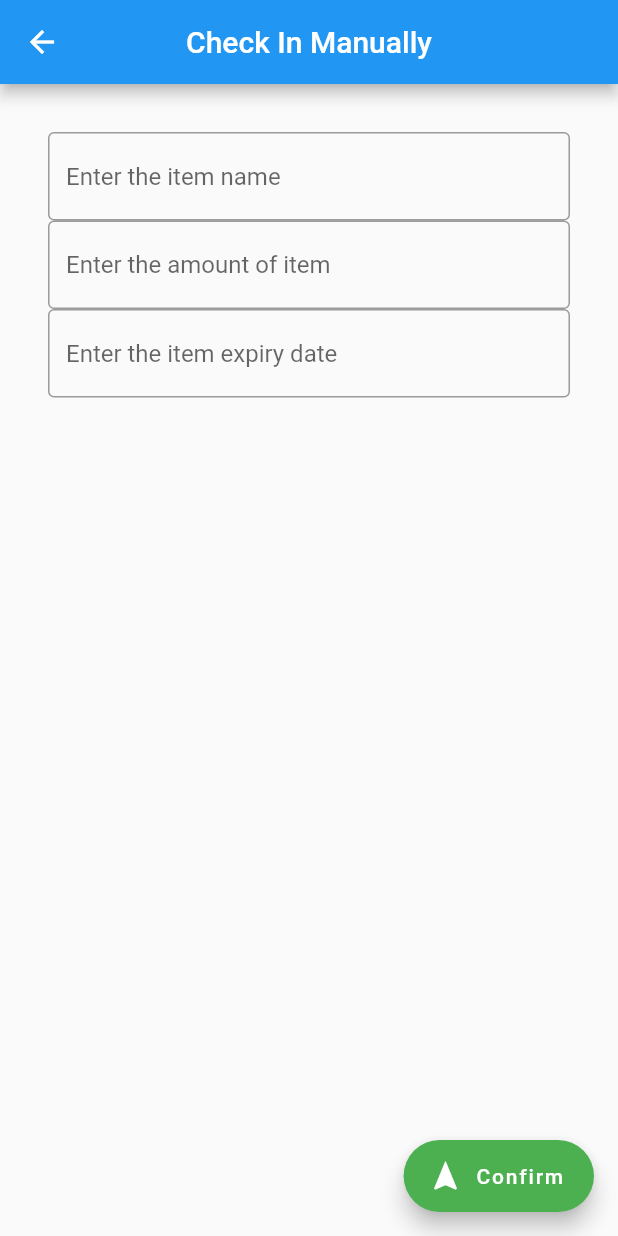
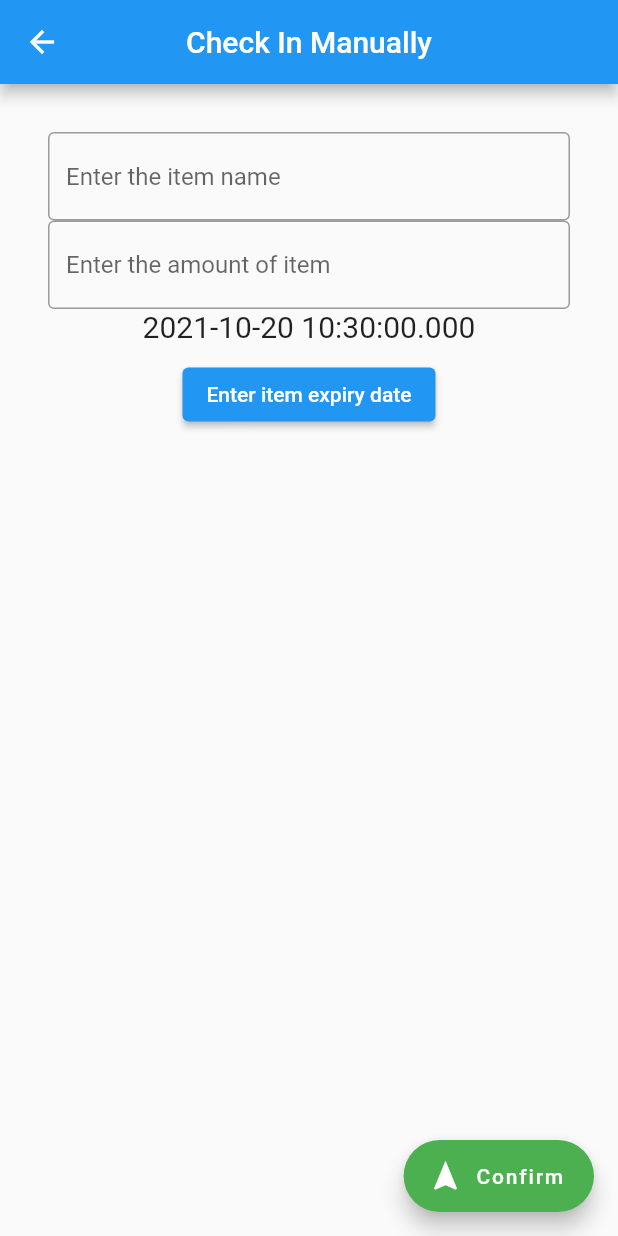
Before and after one commit to JaykingLJK/Smart-Inventory-App, a Flutter app: the CheckInOption screen opened directly, after a tap on "Check In Manually", on a phone screen of 412 x 824 dp. Run offline on Flutter 3.47's test engine with Material 2 defaults, Android fonts, the phone set to English and light mode, and no system bars; drawn by our look-alikes of overlay_support; our stand-ins replace table_calendar; missing offline and left inert: camera_web, dart:html, flutter_barcode_scanner.

Commit message:
checkin manually done

```diff
--- a/lib/page/check_in_manually.dart
+++ b/lib/page/check_in_manually.dart
@@ -1,15 +1,22 @@
 import 'package:flutter/material.dart';
+import 'package:intl/intl.dart';
 import 'package:myapp/api/listing_service.dart';
 import 'package:myapp/model/listing_model.dart';
 import 'package:overlay_support/overlay_support.dart';
 
+class CheckInManually extends StatefulWidget{
 
-class CheckInManually extends StatelessWidget{
+  @override
+  _CheckInManually createState() => _CheckInManually();
+
+}
+class _CheckInManually extends State<CheckInManually>{
 
   final TextEditingController itemController = TextEditingController();
-  final TextEditingController expiryDateController = TextEditingController();
   final TextEditingController amountController = TextEditingController();
   ListingService listingService = ListingService();
+  DateTime _myDateTime = DateTime.now();
+  String time = DateTime.now().toString();
 
   @override
   Widget build(BuildContext context){
@@ -33,11 +40,25 @@ class CheckInManually extends StatelessWidget{
                   border: OutlineInputBorder(), hintText: 'Enter the amount of item'),
               controller: amountController,
             ), //TextField
-            TextField(
-              decoration: const InputDecoration(
-                  border: OutlineInputBorder(), hintText: 'Enter the item expiry date'),
-              controller: expiryDateController,
-            ), //TextField
+            Text(
+                time,
+                style: TextStyle(fontSize: 20)
+            ),
+            const SizedBox(height: 10),
+            ElevatedButton(
+              onPressed: () async {
+                _myDateTime = (await showDatePicker(
+                  context: context,
+                  initialDate: _myDateTime,
+                  firstDate: DateTime(2018),
+                  lastDate: DateTime(2028),
+                ))!;
+                setState((){
+                  time = DateFormat('yyyy-MM-DD').format(_myDateTime);
+                });
+              },
+              child: const Text('Enter item expiry date'),
+            ),
 
             const SizedBox(height: 10),
 
@@ -48,8 +69,7 @@ class CheckInManually extends StatelessWidget{
         onPressed: () {
           String item = itemController.text;
           int amount = int.parse(amountController.text);
-          DateTime expiryDate = DateTime.parse(expiryDateController.text);
-          String response = listingService.addListing(item, amount, expiryDate);
+          listingService.addListing(item, amount, _myDateTime).then((response){
             showSimpleNotification(
               Text(response),
               background: Colors.purple,
@@ -62,6 +82,7 @@ class CheckInManually extends StatelessWidget{
                     child: const Text('Dismiss'));
               }),
             );
+          });
           Navigator.of(context).pop();
         },
         icon: const Icon(Icons.navigation),
--- a/lib/page/check_in_option.dart
+++ b/lib/page/check_in_option.dart
@@ -1,3 +1,5 @@
+import 'dart:async';
+
 import 'package:myapp/page/check_in_manually.dart';
 
 import '../func/scanner.dart';
@@ -6,7 +8,12 @@ import 'package:myapp/api/listing_service.dart';
 
 import '../model/listing_model.dart';
 
-class CheckInOption extends StatelessWidget {
+class CheckInOption extends StatefulWidget {
+  @override
+  _CheckInOption createState() => _CheckInOption();
+}
+
+class _CheckInOption extends State<CheckInOption>{
   final Scanner scanner = Scanner();
   ListingService listingService = ListingService();
 
@@ -15,6 +22,7 @@ class CheckInOption extends StatelessWidget {
     // TODO: implement build
     return Scaffold(
         appBar: AppBar(
+          centerTitle: true,
           title: const Text('Check In Option Page'),
     ),
       body: Center(
@@ -22,12 +30,16 @@ class CheckInOption extends StatelessWidget {
           mainAxisAlignment: MainAxisAlignment.spaceEvenly,
           crossAxisAlignment: CrossAxisAlignment.start,
           children: <Widget>[
-            const Text('Choose a check-in method',
+            const Align(
+              alignment: Alignment.center,
+              child: Text('Choose a check-in method',
                   style: TextStyle(
                     fontSize: 18.0,
                   )
+              )
             ),
             Container(
+              alignment: Alignment.center,
               padding: const EdgeInsets.all(40.0),
               color: Colors.grey[100],
               child: ElevatedButton.icon(
@@ -35,7 +47,7 @@ class CheckInOption extends StatelessWidget {
                 MaterialPageRoute(
                     builder: (context) => CheckInManually()
                 )
-                )
+                ).then(onGoBack)
                 ,
                 style: ElevatedButton.styleFrom(
                   minimumSize: const Size(400, 50),
@@ -52,6 +64,7 @@ class CheckInOption extends StatelessWidget {
               ),
             ),
             Container(
+              alignment: Alignment.center,
               padding: const EdgeInsets.all(40.0),
               color: Colors.grey[100],
               child: ElevatedButton.icon(
@@ -82,5 +95,8 @@ class CheckInOption extends StatelessWidget {
     );
   }
 
+  FutureOr onGoBack(dynamic value){
+    setState(() {});
+}
 
 }
```
Also changed, not shown: lib/api/listing_service.dart (+12 -27 lines), lib/page/check_out_manually.dart (+5 -9 lines), lib/page/check_out_option.dart (+9 -3 lines), lib/page/listing_detail.dart (+7 -4 lines), lib/page/listings.dart (+16 -2 lines), 2 other files. Lines whose indentation alone changed are shown as unchanged.
